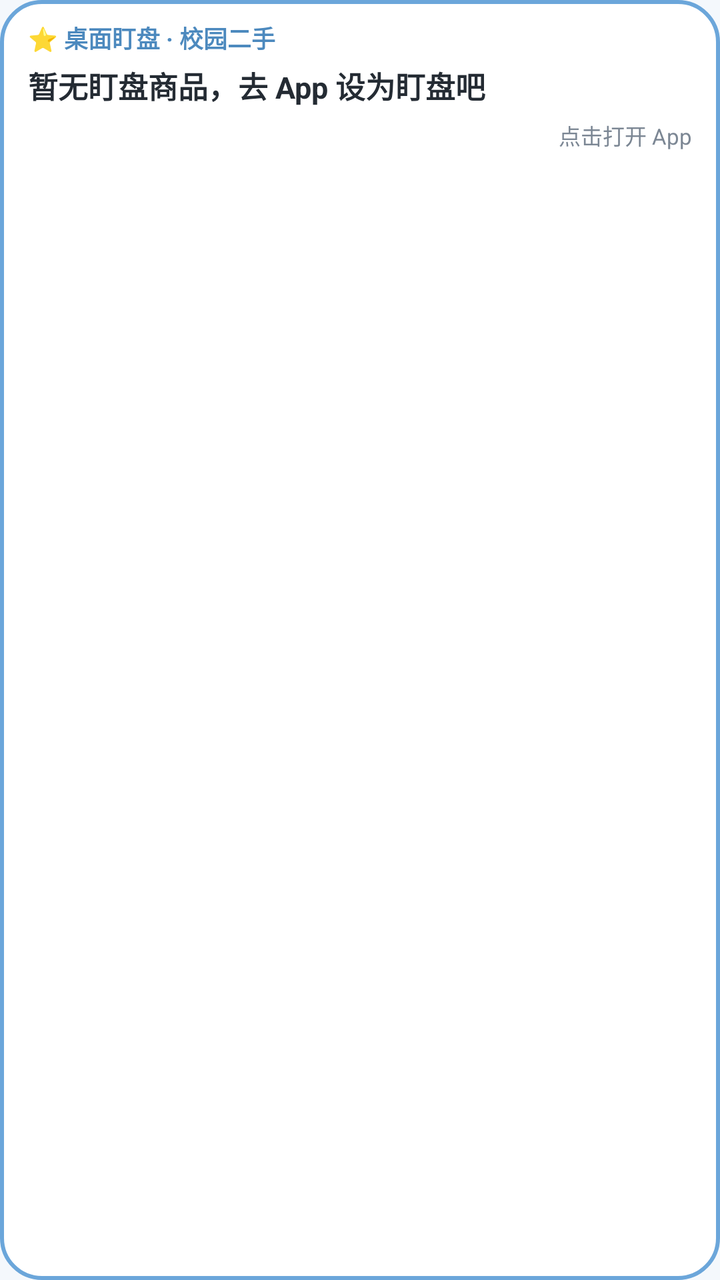
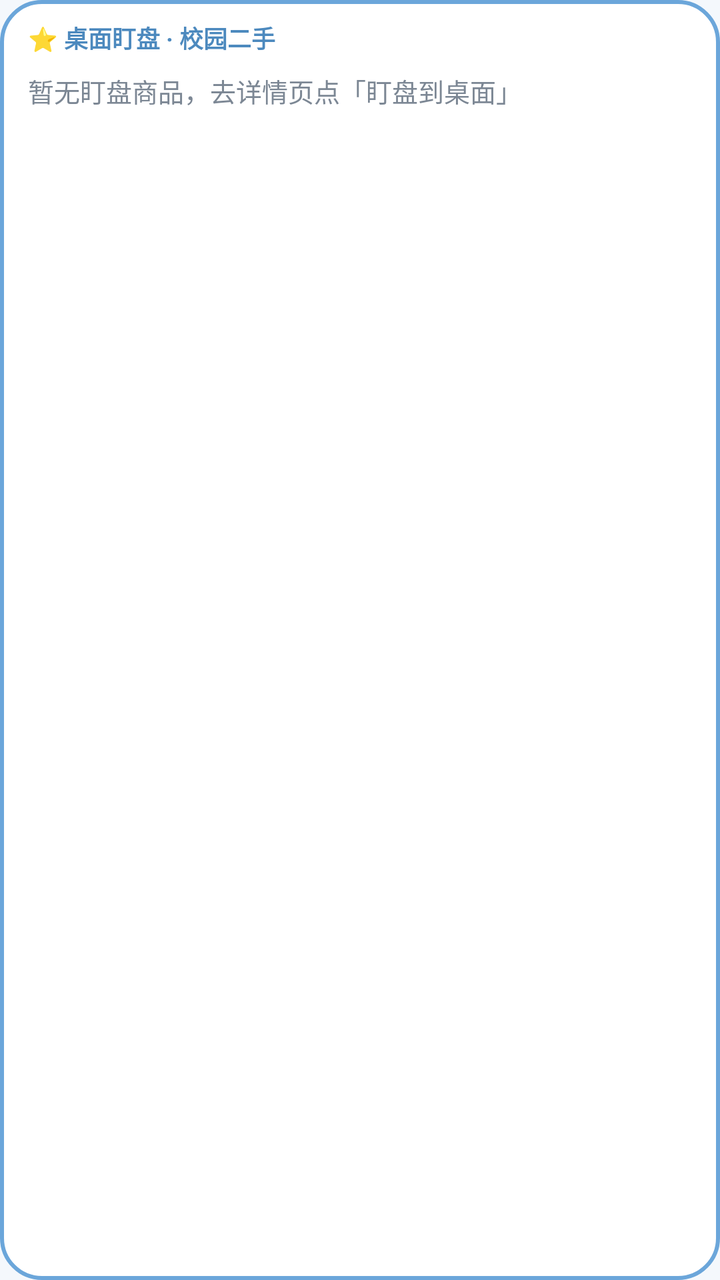

The first picture is an Android layout as it rendered before a commit; the second is the same layout after the commit. The layout source and the unified diff follow.
<!-- AndroidManifest.xml: application theme Theme.CampusMarket -->
<!-- res/layout/widget_starred.xml -->
<?xml version="1.0" encoding="utf-8"?>
<LinearLayout xmlns:android="http://schemas.android.com/apk/res/android"
    android:id="@+id/widgetRoot"
    android:layout_width="match_parent"
    android:layout_height="match_parent"
    android:background="@drawable/bg_widget"
    android:orientation="vertical"
    android:paddingHorizontal="14dp"
    android:paddingVertical="10dp">

    <TextView
        android:id="@+id/tvWidgetHeader"
        android:layout_width="match_parent"
        android:layout_height="wrap_content"
        android:text="@string/widget_header"
        android:textColor="#4C89BE"
        android:textSize="12sp"
        android:textStyle="bold" />

    <TextView
        android:id="@+id/tvWidgetTitle"
        android:layout_width="match_parent"
        android:layout_height="wrap_content"
        android:layout_marginTop="4dp"
        android:ellipsize="end"
        android:maxLines="1"
        android:text="@string/widget_empty"
        android:textColor="#242B33"
        android:textSize="15sp"
        android:textStyle="bold" />

    <LinearLayout
        android:layout_width="match_parent"
        android:layout_height="wrap_content"
        android:layout_marginTop="3dp"
        android:gravity="center_vertical"
        android:orientation="horizontal">

        <TextView
            android:id="@+id/tvWidgetPrice"
            android:layout_width="wrap_content"
            android:layout_height="wrap_content"
            android:textColor="#C98698"
            android:textSize="16sp"
            android:textStyle="bold" />

        <TextView
            android:id="@+id/tvWidgetHint"
            android:layout_width="0dp"
            android:layout_height="wrap_content"
            android:layout_weight="1"
            android:gravity="end"
            android:text="@string/widget_hint"
            android:textColor="#7C8794"
            android:textSize="11sp" />
    </LinearLayout>
</LinearLayout>
<!-- resources referenced by this layout -->
<resources>
  <!-- drawable bg_widget (drawable) -->
  <?xml version="1.0" encoding="utf-8"?>
  <shape xmlns:android="http://schemas.android.com/apk/res/android"
      android:shape="rectangle">
      <solid android:color="#FFFFFF" />
      <corners android:radius="20dp" />
      <stroke android:width="2dp" android:color="#6BA6DA" />
  </shape>
  <string name="widget_empty">暂无盯盘商品，去 App 设为盯盘吧</string>
  <string name="widget_header">⭐ 桌面盯盘 · 校园二手</string>
  <string name="widget_hint">点击打开 App</string>
  <style name="Theme.CampusMarket" parent="Theme.Material3.DayNight.NoActionBar">
          <item name="colorPrimary">@color/primary</item>
          <item name="colorOnPrimary">@color/on_primary</item>
          <item name="colorPrimaryContainer">@color/primary_container</item>
          <item name="colorOnPrimaryContainer">@color/on_primary_container</item>
          <item name="colorSecondaryContainer">@color/secondary_container</item>
          <item name="colorOnSecondaryContainer">@color/on_secondary_container</item>
          <item name="android:statusBarColor">@color/primary_dark</item>
          <item name="android:navigationBarColor">@color/surface</item>
          <item name="android:windowBackground">@color/page_bg</item>
      </style>
  <color name="primary">#6BA6DA</color>
  <color name="on_primary">#FFFFFF</color>
  <color name="primary_container">#E4F1FB</color>
  <color name="on_primary_container">#134668</color>
  <color name="secondary_container">#DCEBFA</color>
  <color name="on_secondary_container">#134668</color>
  <color name="primary_dark">#4C89BE</color>
  <color name="surface">#FFFFFF</color>
  <color name="page_bg">#F4F8FC</color>
</resources>

<!-- the commit's change to res/layout/widget_starred.xml (unified diff, before → after) -->
@@ -8,50 +8,129 @@
     android:paddingHorizontal="14dp"
     android:paddingVertical="10dp">
 
-    <TextView
-        android:id="@+id/tvWidgetHeader"
-        android:layout_width="match_parent"
-        android:layout_height="wrap_content"
-        android:text="@string/widget_header"
-        android:textColor="#4C89BE"
-        android:textSize="12sp"
-        android:textStyle="bold" />
-
-    <TextView
-        android:id="@+id/tvWidgetTitle"
-        android:layout_width="match_parent"
-        android:layout_height="wrap_content"
-        android:layout_marginTop="4dp"
-        android:ellipsize="end"
-        android:maxLines="1"
-        android:text="@string/widget_empty"
-        android:textColor="#242B33"
-        android:textSize="15sp"
-        android:textStyle="bold" />
-
     <LinearLayout
         android:layout_width="match_parent"
         android:layout_height="wrap_content"
-        android:layout_marginTop="3dp"
         android:gravity="center_vertical"
         android:orientation="horizontal">
 
         <TextView
-            android:id="@+id/tvWidgetPrice"
-            android:layout_width="wrap_content"
+            android:id="@+id/tvWidgetHeader"
+            android:layout_width="0dp"
             android:layout_height="wrap_content"
-            android:textColor="#C98698"
-            android:textSize="16sp"
+            android:layout_weight="1"
+            android:text="@string/widget_header"
+            android:textColor="#4C89BE"
+            android:textSize="12sp"
             android:textStyle="bold" />
 
         <TextView
-            android:id="@+id/tvWidgetHint"
-            android:layout_width="0dp"
+            android:id="@+id/tvWidgetCount"
+            android:layout_width="wrap_content"
             android:layout_height="wrap_content"
-            android:layout_weight="1"
-            android:gravity="end"
             android:text="@string/widget_hint"
             android:textColor="#7C8794"
             android:textSize="11sp" />
     </LinearLayout>
+
+    
+    <LinearLayout
+        android:id="@+id/row1"
+        android:layout_width="match_parent"
+        android:layout_height="wrap_content"
+        android:layout_marginTop="6dp"
+        android:gravity="center_vertical"
+        android:orientation="horizontal"
+        android:visibility="gone">
+
+        <TextView
+            android:id="@+id/tvTitle1"
+            android:layout_width="0dp"
+            android:layout_height="wrap_content"
+            android:layout_weight="1"
+            android:ellipsize="end"
+            android:maxLines="1"
+            android:textColor="#242B33"
+            android:textSize="14sp"
+            android:textStyle="bold" />
+
+        <TextView
+            android:id="@+id/tvPrice1"
+            android:layout_width="wrap_content"
+            android:layout_height="wrap_content"
+            android:layout_marginStart="8dp"
+            android:textColor="#C98698"
+            android:textSize="14sp"
+            android:textStyle="bold" />
+    </LinearLayout>
+
+    
+    <LinearLayout
+        android:id="@+id/row2"
+        android:layout_width="match_parent"
+        android:layout_height="wrap_content"
+        android:layout_marginTop="5dp"
+        android:gravity="center_vertical"
+        android:orientation="horizontal"
+        android:visibility="gone">
+
+        <TextView
+            android:id="@+id/tvTitle2"
+            android:layout_width="0dp"
+            android:layout_height="wrap_content"
+            android:layout_weight="1"
+            android:ellipsize="end"
+            android:maxLines="1"
+            android:textColor="#3A434D"
+            android:textSize="13sp" />
+
+        <TextView
+            android:id="@+id/tvPrice2"
+            android:layout_width="wrap_content"
+            android:layout_height="wrap_content"
+            android:layout_marginStart="8dp"
+            android:textColor="#C98698"
+            android:textSize="13sp"
+            android:textStyle="bold" />
+    </LinearLayout>
+
+    
+    <LinearLayout
+        android:id="@+id/row3"
+        android:layout_width="match_parent"
+        android:layout_height="wrap_content"
+        android:layout_marginTop="5dp"
+        android:gravity="center_vertical"
+        android:orientation="horizontal"
+        android:visibility="gone">
+
+        <TextView
+            android:id="@+id/tvTitle3"
+            android:layout_width="0dp"
+            android:layout_height="wrap_content"
+            android:layout_weight="1"
+            android:ellipsize="end"
+            android:maxLines="1"
+            android:textColor="#3A434D"
+            android:textSize="13sp" />
+
+        <TextView
+            android:id="@+id/tvPrice3"
+            android:layout_width="wrap_content"
+            android:layout_height="wrap_content"
+            android:layout_marginStart="8dp"
+            android:textColor="#C98698"
+            android:textSize="13sp"
+            android:textStyle="bold" />
+    </LinearLayout>
+
+    
+    <TextView
+        android:id="@+id/tvWidgetEmpty"
+        android:layout_width="match_parent"
+        android:layout_height="wrap_content"
+        android:layout_marginTop="8dp"
+        android:text="@string/widget_empty"
+        android:textColor="#7C8794"
+        android:textSize="13sp" />
 </LinearLayout>
<!-- resource entries referenced after the edit -->
@@ -8,9 +8,9 @@
       <corners android:radius="20dp" />
       <stroke android:width="2dp" android:color="#6BA6DA" />
   </shape>
-  <string name="widget_empty">暂无盯盘商品，去 App 设为盯盘吧</string>
+  <string name="widget_empty">暂无盯盘商品，去详情页点「盯盘到桌面」</string>
   <string name="widget_header">⭐ 桌面盯盘 · 校园二手</string>
-  <string name="widget_hint">点击打开 App</string>
+  <string name="widget_hint" />
   <style name="Theme.CampusMarket" parent="Theme.Material3.DayNight.NoActionBar">
           <item name="colorPrimary">@color/primary</item>
           <item name="colorOnPrimary">@color/on_primary</item>
